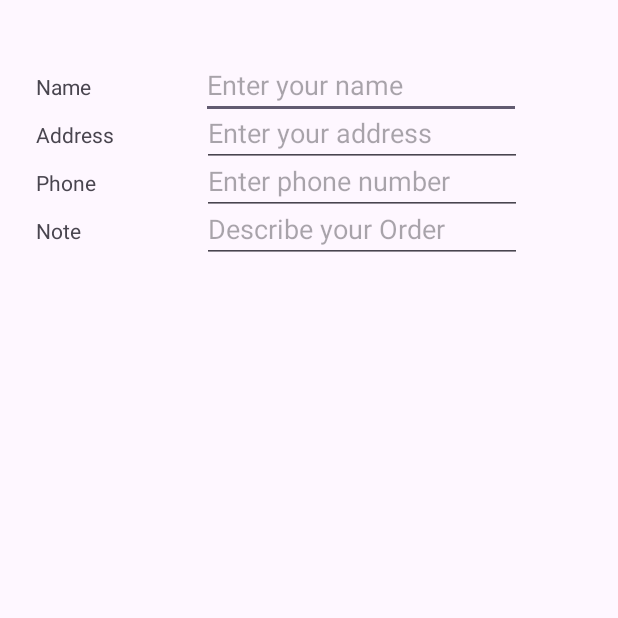
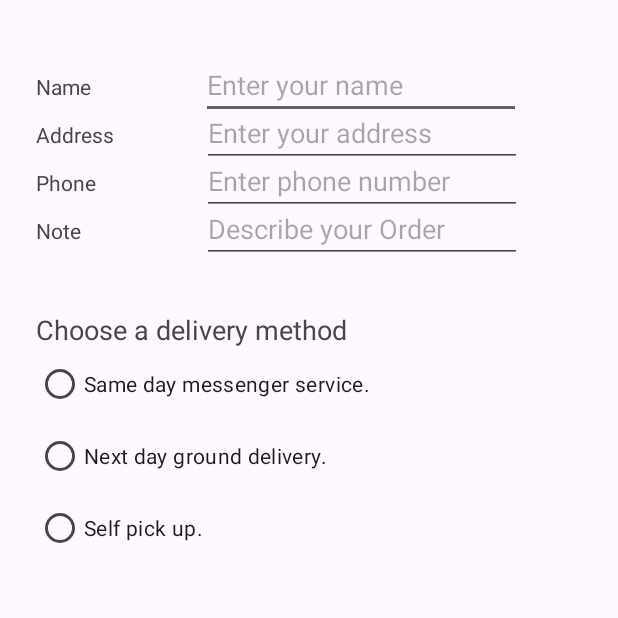
Before and after one commit to Marz-dev-tech/137214_Cafe_App, an Android app: the OrderActivity screen opened directly, with no data from a screen before it, on a phone screen of 412 x 824 dp, the top half of it. Run offline under Robolectric (Android 15) with nearby library versions, the phone set to English and light mode, and no system bars.

Commit message:
fixed radio button issue
Fixed the radio button kicking me out after selecting a button. Added a toast confirmation message after selecting a specific button

```diff
--- a/app/src/main/java/com/example/cafe_app/MainActivity.kt
+++ b/app/src/main/java/com/example/cafe_app/MainActivity.kt
@@ -1,5 +1,6 @@
 package com.example.cafe_app
 
+import android.content.Intent
 import android.os.Bundle
 import android.view.View
 import android.widget.Toast
@@ -41,9 +42,9 @@ class MainActivity : AppCompatActivity() {
     }
 
     fun startOrder(view: View){
-        Snackbar.make(view,"Not yet implemented order functionality", Snackbar.LENGTH_LONG)
-            .setAction("Action", null)
-            .show()
+        val intent = Intent(this,
+            OrderActivity::class.java)
+        startActivity(intent)
     }
 
 }
--- a/app/src/main/java/com/example/cafe_app/OrderActivity.kt
+++ b/app/src/main/java/com/example/cafe_app/OrderActivity.kt
@@ -1,6 +1,9 @@
 package com.example.cafe_app
 
 import android.os.Bundle
+import android.view.View
+import android.widget.RadioButton
+import android.widget.Toast
 import androidx.activity.enableEdgeToEdge
 import androidx.appcompat.app.AppCompatActivity
 import androidx.core.view.ViewCompat
@@ -17,4 +20,18 @@ class OrderActivity : AppCompatActivity() {
             insets
         }
     }
+
+    fun onRadioButtonClicked(view: View){
+        if (view is RadioButton){
+            val checked = view.isChecked
+            when(view.id){
+                R.id.sameday -> if(checked){
+                    Toast.makeText(this,"Same day messenger service selected", Toast.LENGTH_SHORT).show()}
+                R.id.nextday -> if(checked){
+                    Toast.makeText(this,"Next day ground delivery selected", Toast.LENGTH_SHORT).show()}
+                R.id.pickup -> if(checked){
+                    Toast.makeText(this,"Self pick up selected", Toast.LENGTH_SHORT).show()}
+                    }
+                }
+            }
 }
--- a/app/src/main/res/layout/activity_order.xml
+++ b/app/src/main/res/layout/activity_order.xml
@@ -110,6 +110,47 @@
         app:layout_constraintBaseline_toBaselineOf="@id/note_label"
         app:layout_constraintEnd_toEndOf="parent"
         app:layout_constraintHorizontal_bias="0.532"
-        app:layout_constraintStart_toEndOf="@id/note_label" />
+        app:layout_constraintStart_toEndOf="@id/note_label"
+        />
+
+    <TextView
+        android:id="@+id/delivery_label"
+        android:layout_width="wrap_content"
+        android:layout_height="wrap_content"
+        android:layout_marginStart="24dp"
+        android:layout_marginTop="32dp"
+        android:text="Choose a delivery method"
+        android:textSize="18sp"
+        app:layout_constraintStart_toStartOf="parent"
+        app:layout_constraintTop_toBottomOf="@id/note_text"
+        />
+
+    <RadioGroup
+        android:layout_width="wrap_content"
+        android:layout_height="wrap_content"
+        android:layout_marginStart="24dp"
+        android:orientation="vertical"
+        app:layout_constraintStart_toStartOf="parent"
+        app:layout_constraintTop_toBottomOf="@id/delivery_label">
+
+        <RadioButton
+            android:id="@+id/sameday"
+            android:layout_width="wrap_content"
+            android:layout_height="wrap_content"
+            android:onClick="onRadioButtonClicked"
+            android:text="@string/same_day_message_service" />
+        <RadioButton
+            android:id="@+id/nextday"
+            android:layout_width="wrap_content"
+            android:layout_height="wrap_content"
+            android:onClick="onRadioButtonClicked"
+            android:text="@string/next_day_ground_delivery" />
+        <RadioButton
+            android:id="@+id/pickup"
+            android:layout_width="wrap_content"
+            android:layout_height="wrap_content"
+            android:onClick="onRadioButtonClicked"
+            android:text="@string/pick_up" />
+       </RadioGroup>
 
 </androidx.constraintlayout.widget.ConstraintLayout>
```
